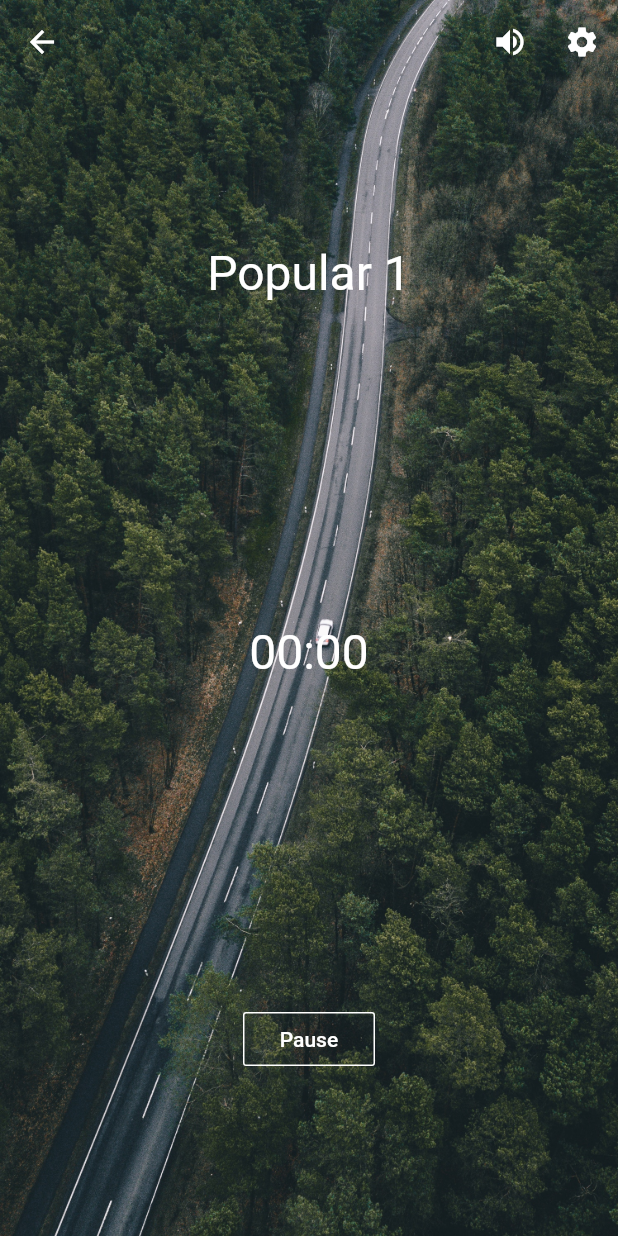
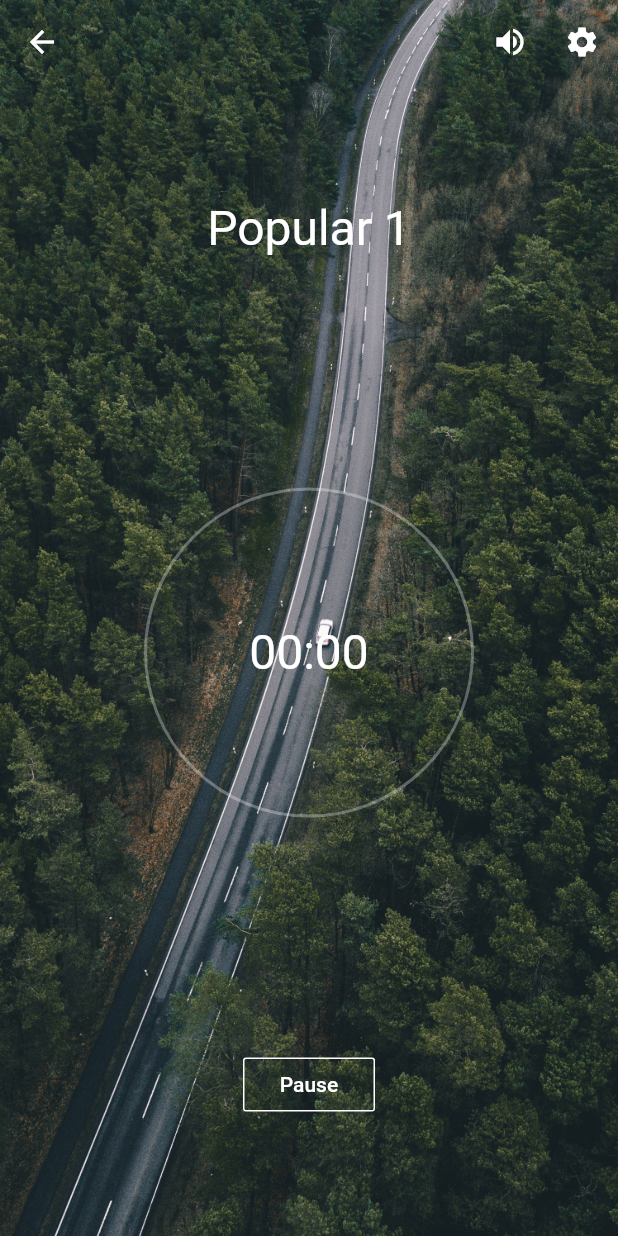
Before and after one commit to wolknarmo/mindfulness, a Flutter app: the screen it shows after launch, after a tap on "BEGIN", on a phone screen of 412 x 824 dp. Run offline on Flutter 3.47's test engine with Material 2 defaults, Android fonts, the phone set to English and light mode, and no system bars; drawn by our look-alikes of percent_indicator.

Commit message:
fixed player and added circle progress bar for elapsed time

```diff
--- a/lib/player_screen.dart
+++ b/lib/player_screen.dart
@@ -1,6 +1,7 @@
 import 'package:assets_audio_player/assets_audio_player.dart';
 import 'package:flutter/material.dart';
 import 'package:mindfulness/models.dart';
+import 'package:percent_indicator/circular_percent_indicator.dart';
 
 enum CurrentState { player, settings }
 
@@ -27,6 +28,7 @@ class PlayerScreenState extends State<PlayerScreen> {
   void initState() {
     super.initState();
     backgroundPlayer.toggleLoop();
+    backgroundPlayer.stop();
     mainPlayer.open(Audio(item.audioAsset));
     isPlaying = true;
   }
@@ -162,25 +164,26 @@ class PlayerScreenState extends State<PlayerScreen> {
       });
       return false;
     } else {
-      mainPlayer.stop();
       return true;
     }
   }
 
-  @override
-  void dispose() {
-    mainPlayer.dispose();
-    backgroundPlayer.dispose();
-    super.dispose();
-  }
-
   getCurrentPosition() {
     return StreamBuilder(
-        stream: mainPlayer.currentPosition,
-        builder: (context, asyncSnapshot) {
-          final Duration duration = asyncSnapshot.data;
-          return Text(getDurationString(duration), style: TextStyle(color: Colors.white, fontSize: 32));
-        });
+      stream: mainPlayer.currentPosition,
+      builder: (context, asyncSnapshot) {
+        final Duration timeElapsed = asyncSnapshot.data;
+        var timeLeft = Duration(seconds: mainPlayer.current.value.audio.duration.inSeconds - timeElapsed.inSeconds);
+        return CircularPercentIndicator(
+          radius: 220.0,
+          lineWidth: 2.0,
+          percent: timeElapsed.inSeconds / mainPlayer.current.value.audio.duration.inSeconds,
+          center: Text(getDurationString(timeLeft), style: TextStyle(color: Colors.white, fontSize: 32)),
+          backgroundColor: Colors.white30,
+          progressColor: Colors.white,
+        );
+      },
+    );
   }
 
   getDurationString(Duration duration) {
--- a/pubspec.yaml
+++ b/pubspec.yaml
@@ -25,6 +25,7 @@ dependencies:
   cupertino_icons: ^0.1.2
 
   assets_audio_player: ^1.2.8
+  percent_indicator: ^2.1.3
 
 dev_dependencies:
   flutter_test:
```
Also changed, not shown: pubspec.lock.
